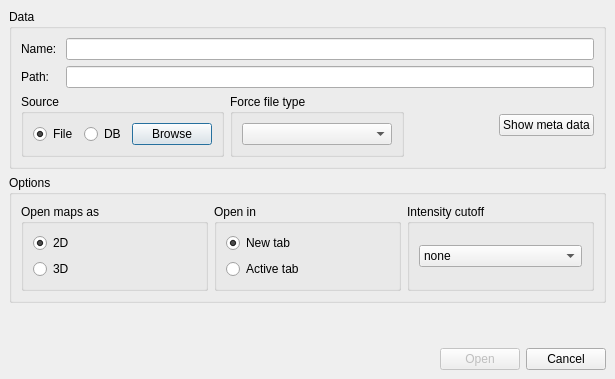
Above: source/VISUAL/DIALOGS/OpenDialog.ui from hroest/flaming-archer before the change. Below: the same form after it.
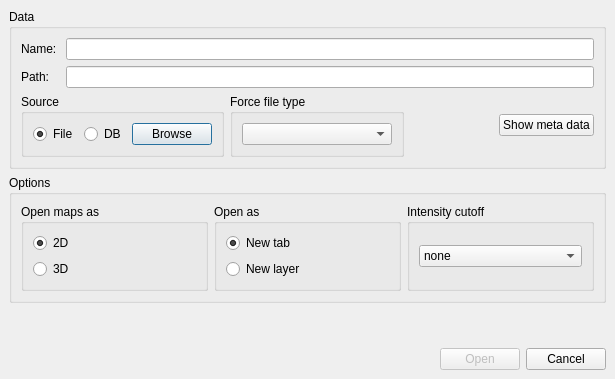
That is the form after the change.

```diff
--- a/source/VISUAL/DIALOGS/OpenDialog.ui
+++ b/source/VISUAL/DIALOGS/OpenDialog.ui
@@ -237,7 +237,7 @@
       <item>
        <widget class="QGroupBox" name="groupBox_2" >
         <property name="title" >
-         <string>Open in</string>
+         <string>Open as</string>
         </property>
         <layout class="QVBoxLayout" >
          <property name="margin" >
@@ -259,7 +259,7 @@
          <item>
           <widget class="QRadioButton" name="activetab_radio" >
            <property name="text" >
-            <string>Active tab</string>
+            <string>New layer</string>
            </property>
           </widget>
          </item>
```
